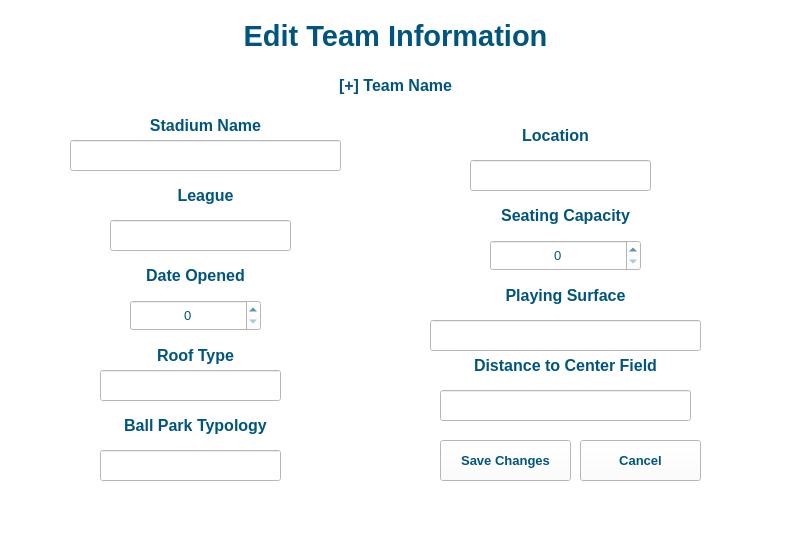
Above: StadiumTourProject/mainwindow.ui from joeyCampbelll/CS1D-Project-2 before the change. Below: the same form after it.
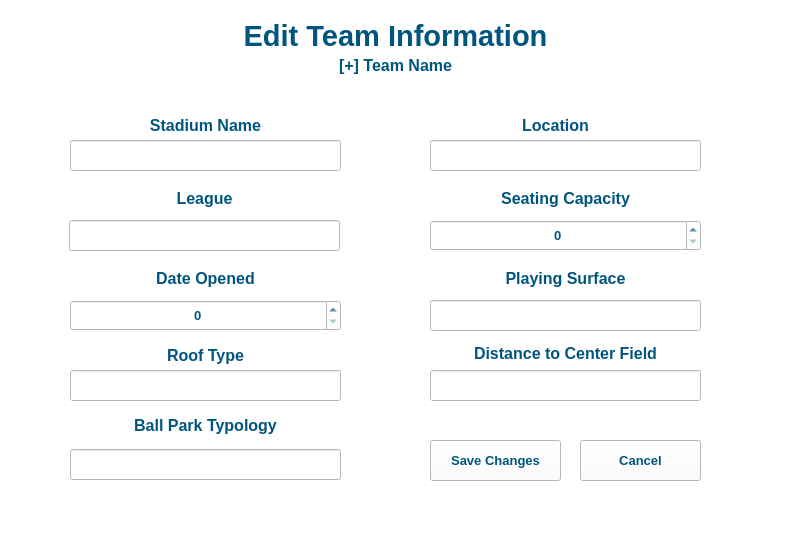
That is the form after the change. The open tabs and pages were chosen to show the change. Icons and pictures are not drawn.

The edit to the form file:
```diff
--- a/StadiumTourProject/mainwindow.ui
+++ b/StadiumTourProject/mainwindow.ui
@@ -1906,7 +1906,7 @@
       <property name="geometry">
        <rect>
         <x>440</x>
-        <y>120</y>
+        <y>110</y>
         <width>231</width>
         <height>31</height>
        </rect>
@@ -1928,8 +1928,8 @@
      <widget class="QLabel" name="label_10">
       <property name="geometry">
        <rect>
-        <x>90</x>
-        <y>180</y>
+        <x>89</x>
+        <y>183</y>
         <width>231</width>
         <height>31</height>
        </rect>
@@ -1952,7 +1952,7 @@
       <property name="geometry">
        <rect>
         <x>450</x>
-        <y>200</y>
+        <y>183</y>
         <width>231</width>
         <height>31</height>
        </rect>
@@ -1974,8 +1974,8 @@
      <widget class="QLabel" name="label_12">
       <property name="geometry">
        <rect>
-        <x>80</x>
-        <y>260</y>
+        <x>90</x>
+        <y>263</y>
         <width>231</width>
         <height>31</height>
        </rect>
@@ -1997,9 +1997,9 @@
      <widget class="QLabel" name="label_13">
       <property name="geometry">
        <rect>
-        <x>450</x>
-        <y>280</y>
-        <width>231</width>
+        <x>430</x>
+        <y>263</y>
+        <width>271</width>
         <height>31</height>
        </rect>
       </property>
@@ -2020,7 +2020,7 @@
      <widget class="QLabel" name="label_14">
       <property name="geometry">
        <rect>
-        <x>80</x>
+        <x>90</x>
         <y>340</y>
         <width>231</width>
         <height>31</height>
@@ -2044,7 +2044,7 @@
       <property name="geometry">
        <rect>
         <x>430</x>
-        <y>350</y>
+        <y>338</y>
         <width>271</width>
         <height>31</height>
        </rect>
@@ -2066,7 +2066,7 @@
      <widget class="QLabel" name="label_16">
       <property name="geometry">
        <rect>
-        <x>80</x>
+        <x>90</x>
         <y>410</y>
         <width>231</width>
         <height>31</height>
@@ -2090,7 +2090,7 @@
       <property name="geometry">
        <rect>
         <x>10</x>
-        <y>70</y>
+        <y>50</y>
         <width>771</width>
         <height>31</height>
        </rect>
@@ -2132,17 +2132,17 @@
      <widget class="QLineEdit" name="lineEdit_league">
       <property name="geometry">
        <rect>
-        <x>110</x>
+        <x>69</x>
         <y>220</y>
-        <width>181</width>
+        <width>271</width>
         <height>31</height>
        </rect>
       </property>
       <property name="font">
        <font>
         <pointsize>10</pointsize>
-        <weight>50</weight>
-        <bold>false</bold>
+        <weight>75</weight>
+        <bold>true</bold>
        </font>
       </property>
       <property name="alignment">
@@ -2152,17 +2152,17 @@
      <widget class="QLineEdit" name="lineEdit_roofType">
       <property name="geometry">
        <rect>
-        <x>100</x>
+        <x>70</x>
         <y>370</y>
-        <width>181</width>
+        <width>271</width>
         <height>31</height>
        </rect>
       </property>
       <property name="font">
        <font>
         <pointsize>10</pointsize>
-        <weight>50</weight>
-        <bold>false</bold>
+        <weight>75</weight>
+        <bold>true</bold>
        </font>
       </property>
       <property name="alignment">
@@ -2172,17 +2172,17 @@
      <widget class="QLineEdit" name="lineEdit_typology">
       <property name="geometry">
        <rect>
-        <x>100</x>
-        <y>450</y>
-        <width>181</width>
+        <x>70</x>
+        <y>449</y>
+        <width>271</width>
         <height>31</height>
        </rect>
       </property>
       <property name="font">
        <font>
         <pointsize>10</pointsize>
-        <weight>50</weight>
-        <bold>false</bold>
+        <weight>75</weight>
+        <bold>true</bold>
        </font>
       </property>
       <property name="alignment">
@@ -2192,17 +2192,17 @@
      <widget class="QLineEdit" name="lineEdit_distanceToCenterField">
       <property name="geometry">
        <rect>
-        <x>440</x>
-        <y>390</y>
-        <width>251</width>
+        <x>430</x>
+        <y>370</y>
+        <width>271</width>
         <height>31</height>
        </rect>
       </property>
       <property name="font">
        <font>
         <pointsize>10</pointsize>
-        <weight>50</weight>
-        <bold>false</bold>
+        <weight>75</weight>
+        <bold>true</bold>
        </font>
       </property>
       <property name="alignment">
@@ -2213,7 +2213,7 @@
       <property name="geometry">
        <rect>
         <x>430</x>
-        <y>320</y>
+        <y>300</y>
         <width>271</width>
         <height>31</height>
        </rect>
@@ -2221,8 +2221,8 @@
       <property name="font">
        <font>
         <pointsize>10</pointsize>
-        <weight>50</weight>
-        <bold>false</bold>
+        <weight>75</weight>
+        <bold>true</bold>
        </font>
       </property>
       <property name="alignment">
@@ -2232,17 +2232,17 @@
      <widget class="QLineEdit" name="lineEdit_location">
       <property name="geometry">
        <rect>
-        <x>470</x>
-        <y>160</y>
-        <width>181</width>
+        <x>430</x>
+        <y>140</y>
+        <width>271</width>
         <height>31</height>
        </rect>
       </property>
       <property name="font">
        <font>
         <pointsize>10</pointsize>
-        <weight>50</weight>
-        <bold>false</bold>
+        <weight>75</weight>
+        <bold>true</bold>
        </font>
       </property>
       <property name="alignment">
@@ -2252,17 +2252,17 @@
      <widget class="QSpinBox" name="spinBox_dateOpened">
       <property name="geometry">
        <rect>
-        <x>130</x>
+        <x>70</x>
         <y>300</y>
-        <width>131</width>
+        <width>271</width>
         <height>31</height>
        </rect>
       </property>
       <property name="font">
        <font>
         <pointsize>10</pointsize>
-        <weight>50</weight>
-        <bold>false</bold>
+        <weight>75</weight>
+        <bold>true</bold>
        </font>
       </property>
       <property name="alignment">
@@ -2275,17 +2275,17 @@
      <widget class="QSpinBox" name="spinBox_seatingCapacity">
       <property name="geometry">
        <rect>
-        <x>490</x>
-        <y>240</y>
-        <width>151</width>
+        <x>430</x>
+        <y>220</y>
+        <width>271</width>
         <height>31</height>
        </rect>
       </property>
       <property name="font">
        <font>
         <pointsize>10</pointsize>
-        <weight>50</weight>
-        <bold>false</bold>
+        <weight>75</weight>
+        <bold>true</bold>
        </font>
       </property>
       <property name="alignment">
@@ -2298,7 +2298,7 @@
      <widget class="QPushButton" name="pushButton_saveChanges">
       <property name="geometry">
        <rect>
-        <x>440</x>
+        <x>430</x>
         <y>440</y>
         <width>131</width>
         <height>41</height>
@@ -2338,10 +2338,10 @@
      <widget class="QLabel" name="label_33">
       <property name="geometry">
        <rect>
-        <x>600</x>
-        <y>10</y>
-        <width>181</width>
-        <height>121</height>
+        <x>660</x>
+        <y>0</y>
+        <width>121</width>
+        <height>91</height>
        </rect>
       </property>
       <property name="text">
```
Left out of the diff: 16 changed lines with no effect on the pictures.
